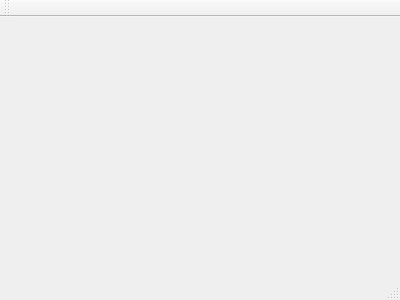
This is mainwindow.ui in niktischenko/timeqtracker as Qt 5 draws it before an edit. The edited form follows.
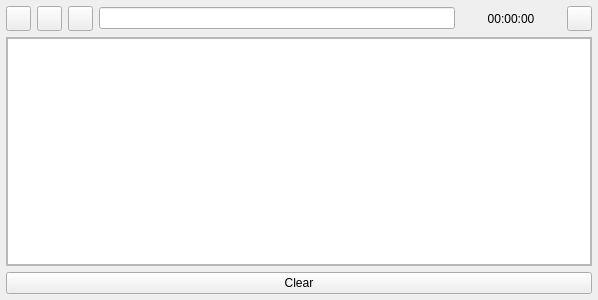
This is the edited form. Icons and pictures are not drawn.

The edit to the form file:
```diff
--- a/mainwindow.ui
+++ b/mainwindow.ui
@@ -1,24 +1,245 @@
 <ui version="4.0">
  <class>MainWindow</class>
- <widget class="QMainWindow" name="MainWindow" >
-  <property name="geometry" >
+ <widget class="QMainWindow" name="MainWindow">
+  <property name="geometry">
    <rect>
     <x>0</x>
     <y>0</y>
-    <width>400</width>
+    <width>598</width>
     <height>300</height>
    </rect>
   </property>
-  <property name="windowTitle" >
-   <string>MainWindow</string>
+  <property name="sizePolicy">
+   <sizepolicy hsizetype="Fixed" vsizetype="Fixed">
+    <horstretch>0</horstretch>
+    <verstretch>0</verstretch>
+   </sizepolicy>
   </property>
-  <widget class="QMenuBar" name="menuBar" />
-  <widget class="QToolBar" name="mainToolBar" />
-  <widget class="QWidget" name="centralWidget" />
-  <widget class="QStatusBar" name="statusBar" />
+  <property name="maximumSize">
+   <size>
+    <width>16777215</width>
+    <height>300</height>
+   </size>
+  </property>
+  <property name="windowTitle">
+   <string>TimeQtracker</string>
+  </property>
+  <property name="windowIcon">
+   <iconset resource="resources.qrc">
+    <normaloff>:/icons/img/icon.png</normaloff>:/icons/img/icon.png</iconset>
+  </property>
+  <widget class="QWidget" name="centralWidget">
+   <property name="sizePolicy">
+    <sizepolicy hsizetype="Expanding" vsizetype="Expanding">
+     <horstretch>0</horstretch>
+     <verstretch>0</verstretch>
+    </sizepolicy>
+   </property>
+   <property name="cursor">
+    <cursorShape>ArrowCursor</cursorShape>
+   </property>
+   <layout class="QVBoxLayout" name="verticalLayout">
+    <property name="spacing">
+     <number>6</number>
+    </property>
+    <property name="margin">
+     <number>6</number>
+    </property>
+    <item>
+     <layout class="QHBoxLayout" name="horizontalLayout">
+      <item>
+       <widget class="QPushButton" name="showButton">
+        <property name="minimumSize">
+         <size>
+          <width>25</width>
+          <height>25</height>
+         </size>
+        </property>
+        <property name="maximumSize">
+         <size>
+          <width>25</width>
+          <height>25</height>
+         </size>
+        </property>
+        <property name="text">
+         <string/>
+        </property>
+        <property name="icon">
+         <iconset resource="resources.qrc">
+          <normaloff>:/icons/img/down.png</normaloff>:/icons/img/down.png</iconset>
+        </property>
+       </widget>
+      </item>
+      <item>
+       <widget class="QPushButton" name="hideButton">
+        <property name="minimumSize">
+         <size>
+          <width>25</width>
+          <height>25</height>
+         </size>
+        </property>
+        <property name="maximumSize">
+         <size>
+          <width>25</width>
+          <height>25</height>
+         </size>
+        </property>
+        <property name="text">
+         <string/>
+        </property>
+        <property name="icon">
+         <iconset resource="resources.qrc">
+          <normaloff>:/icons/img/up.png</normaloff>:/icons/img/up.png</iconset>
+        </property>
+       </widget>
+      </item>
+      <item>
+       <widget class="QPushButton" name="newButton">
+        <property name="minimumSize">
+         <size>
+          <width>25</width>
+          <height>25</height>
+         </size>
+        </property>
+        <property name="maximumSize">
+         <size>
+          <width>25</width>
+          <height>25</height>
+         </size>
+        </property>
+        <property name="text">
+         <string/>
+        </property>
+        <property name="icon">
+         <iconset resource="resources.qrc">
+          <normaloff>:/icons/img/new.png</normaloff>:/icons/img/new.png</iconset>
+        </property>
+       </widget>
+      </item>
+      <item>
+       <widget class="QLineEdit" name="taskNameEdit">
+        <property name="minimumSize">
+         <size>
+          <width>354</width>
+          <height>0</height>
+         </size>
+        </property>
+       </widget>
+      </item>
+      <item>
+       <widget class="QLabel" name="taskTime">
+        <property name="minimumSize">
+         <size>
+          <width>100</width>
+          <height>25</height>
+         </size>
+        </property>
+        <property name="maximumSize">
+         <size>
+          <width>100</width>
+          <height>25</height>
+         </size>
+        </property>
+        <property name="text">
+         <string>00:00:00</string>
+        </property>
+        <property name="alignment">
+         <set>Qt::AlignCenter</set>
+        </property>
+       </widget>
+      </item>
+      <item>
+       <widget class="QPushButton" name="stopButton">
+        <property name="minimumSize">
+         <size>
+          <width>25</width>
+          <height>25</height>
+         </size>
+        </property>
+        <property name="maximumSize">
+         <size>
+          <width>25</width>
+          <height>25</height>
+         </size>
+        </property>
+        <property name="text">
+         <string/>
+        </property>
+        <property name="icon">
+         <iconset resource="resources.qrc">
+          <normaloff>:/icons/img/sop.png</normaloff>:/icons/img/sop.png</iconset>
+        </property>
+       </widget>
+      </item>
+     </layout>
+    </item>
+    <item>
+     <widget class="QWidget" name="widget" native="true">
+      <layout class="QVBoxLayout" name="verticalLayout_2">
+       <property name="margin">
+        <number>0</number>
+       </property>
+       <item>
+        <widget class="QScrollArea" name="scrollArea">
+         <property name="minimumSize">
+          <size>
+           <width>0</width>
+           <height>218</height>
+          </size>
+         </property>
+         <property name="widgetResizable">
+          <bool>true</bool>
+         </property>
+         <widget class="QWidget" name="scrollAreaWidgetContents">
+          <property name="geometry">
+           <rect>
+            <x>0</x>
+            <y>0</y>
+            <width>582</width>
+            <height>218</height>
+           </rect>
+          </property>
+          <layout class="QVBoxLayout" name="verticalLayout_3">
+           <property name="margin">
+            <number>0</number>
+           </property>
+           <item>
+            <widget class="QTableView" name="tableView">
+             <property name="minimumSize">
+              <size>
+               <width>0</width>
+               <height>0</height>
+              </size>
+             </property>
+             <attribute name="verticalHeaderVisible">
+              <bool>false</bool>
+             </attribute>
+            </widget>
+           </item>
+          </layout>
+         </widget>
+        </widget>
+       </item>
+       <item>
+        <layout class="QHBoxLayout" name="horizontalLayout_2">
+         <item>
+          <widget class="QPushButton" name="clearButton">
+           <property name="text">
+            <string>Clear</string>
+           </property>
+          </widget>
+         </item>
+        </layout>
+       </item>
+      </layout>
+     </widget>
+    </item>
+   </layout>
+  </widget>
  </widget>
- <layoutDefault spacing="6" margin="11" />
- <pixmapfunction></pixmapfunction>
- <resources/>
+ <layoutdefault spacing="6" margin="11"/>
+ <resources>
+  <include location="resources.qrc"/>
+ </resources>
  <connections/>
 </ui>
```
Left out of the diff: 1 changed line with no effect on the pictures.
